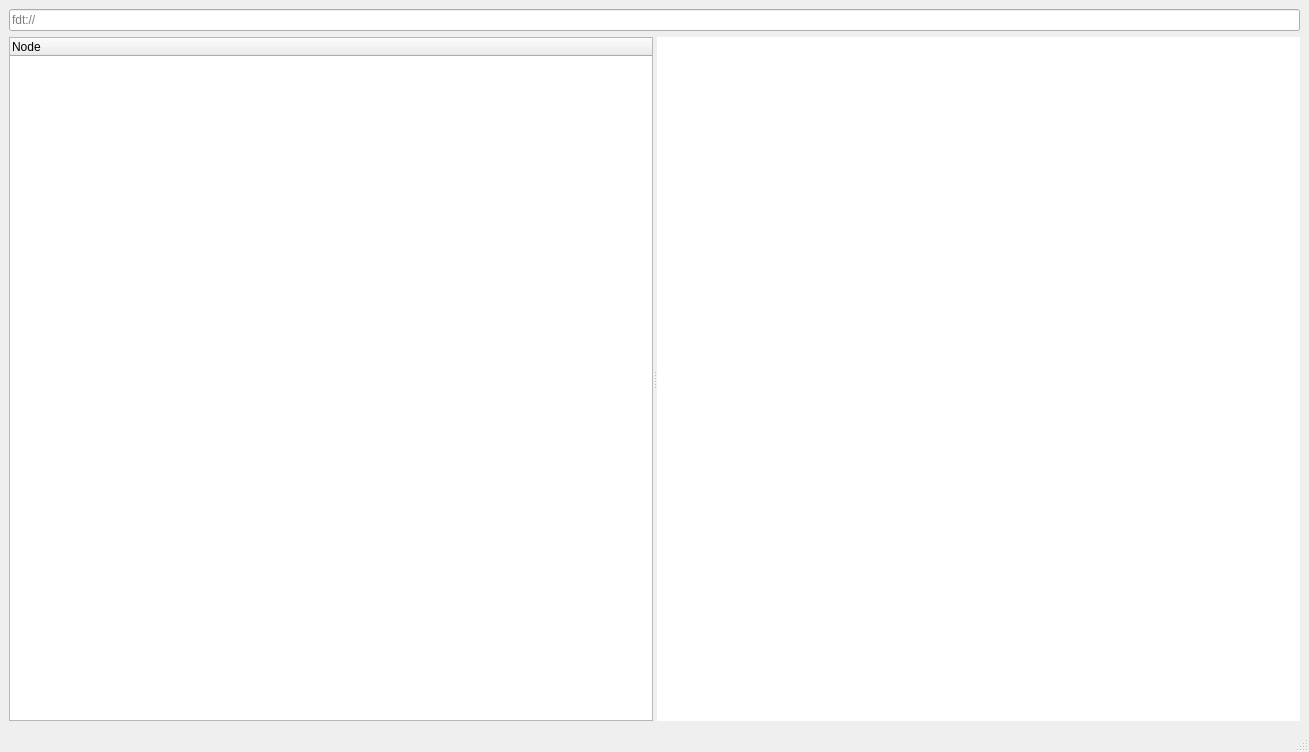
dev-0x7C6/fdt-viewer, file src/main-window.ui: the form before one commit.
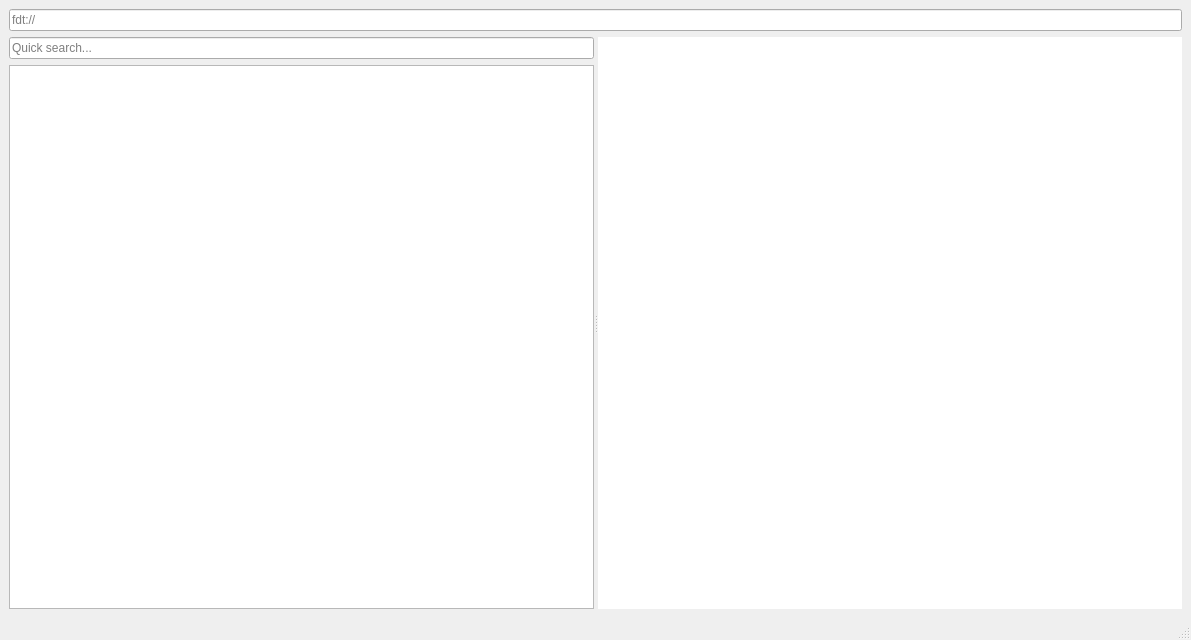
The form after the commit. The open tabs and pages were chosen to show the change.

Commit message: fdt: added quick filter feature.

The edit to the form file:
```diff
--- a/src/main-window.ui
+++ b/src/main-window.ui
@@ -6,15 +6,15 @@
    <rect>
     <x>0</x>
     <y>0</y>
-    <width>1309</width>
-    <height>752</height>
+    <width>1191</width>
+    <height>640</height>
    </rect>
   </property>
   <property name="windowTitle">
    <string/>
   </property>
   <widget class="QWidget" name="centralwidget">
-   <layout class="QVBoxLayout" name="verticalLayout">
+   <layout class="QVBoxLayout" name="verticalLayout_3">
     <item>
      <widget class="QLineEdit" name="path">
       <property name="readOnly">
@@ -30,12 +30,43 @@
       <property name="orientation">
        <enum>Qt::Horizontal</enum>
       </property>
-      <widget class="QTreeWidget" name="treeWidget">
-       <column>
-        <property name="text">
-         <string>Node</string>
+      <widget class="QWidget" name="widget" native="true">
+       <layout class="QVBoxLayout" name="verticalLayout">
+        <property name="leftMargin">
+         <number>0</number>
         </property>
-       </column>
+        <property name="topMargin">
+         <number>0</number>
+        </property>
+        <property name="rightMargin">
+         <number>0</number>
+        </property>
+        <property name="bottomMargin">
+         <number>0</number>
+        </property>
+        <item>
+         <widget class="QLineEdit" name="quick_search">
+          <property name="placeholderText">
+           <string>Quick search...</string>
+          </property>
+         </widget>
+        </item>
+        <item>
+         <widget class="QTreeWidget" name="treeWidget">
+          <property name="rootIsDecorated">
+           <bool>true</bool>
+          </property>
+          <attribute name="headerVisible">
+           <bool>false</bool>
+          </attribute>
+          <column>
+           <property name="text">
+            <string>Node</string>
+           </property>
+          </column>
+         </widget>
+        </item>
+       </layout>
       </widget>
       <widget class="QStackedWidget" name="preview">
        <property name="currentIndex">
```
Left out of the diff: 4 changed lines with no effect on the pictures. The commit also changes 4 other files.
